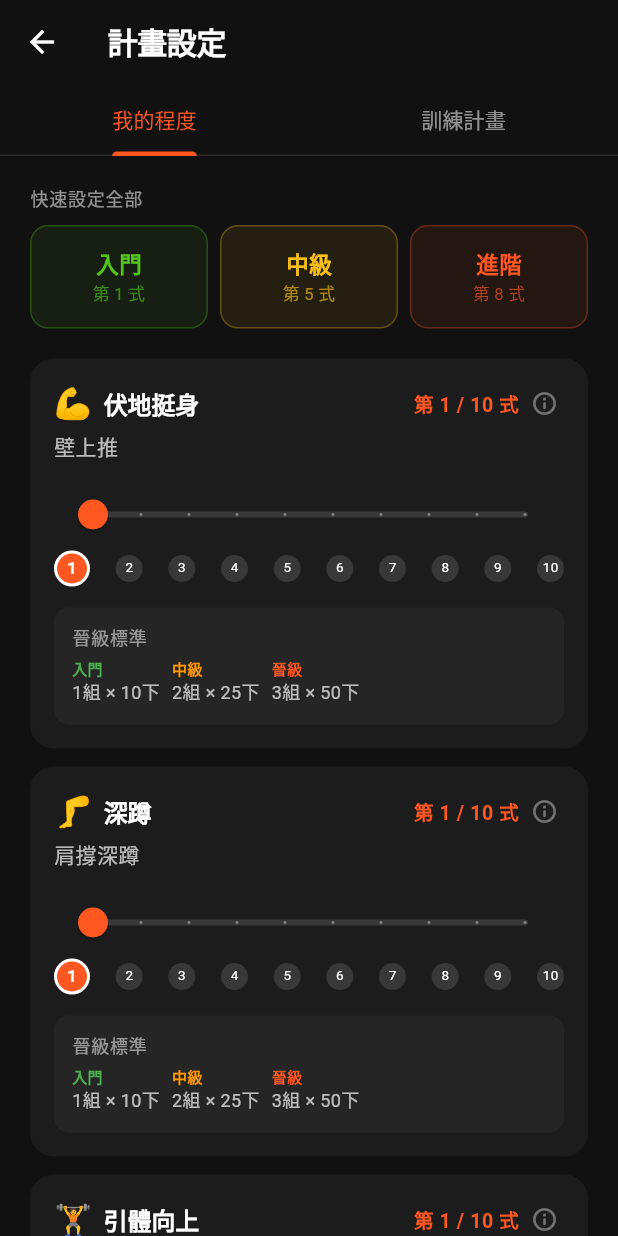
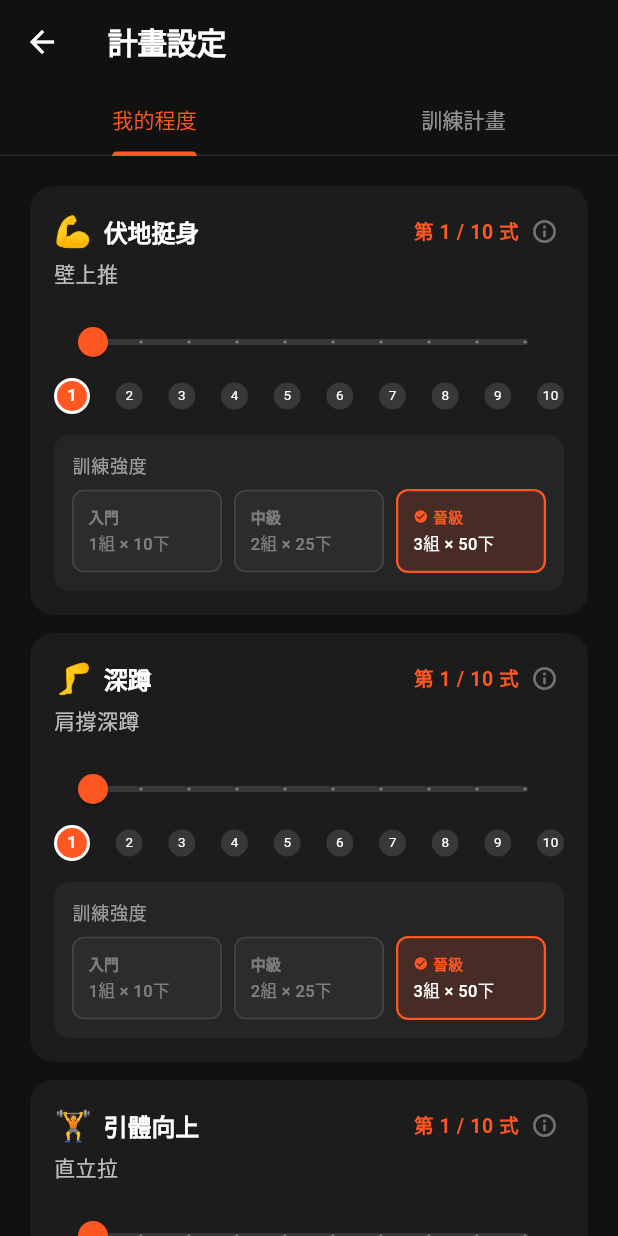
Before and after one commit to seasu/ConvictSix-Calisthenics-Tracker, a Flutter app: the ProgramSetupScreen screen opened directly, on a phone screen of 412 x 824 dp. Run offline on Flutter 3.47's test engine with Material 3 defaults, Android fonts, the phone set to English and light mode, and no system bars; our stand-ins replace flutter_riverpod, shared_preferences; accounts and stored records are empty.

Commit message:
Add per-exercise training intensity selector (入門/中級/晉級)
- UserProgression: add trainingLevels map, withTrainingLevel(),
  trainingLevelFor(); serialised as {typeName}_level keys
- ProgressionNotifier: add setTrainingLevel(), remove setAllSteps()
- program_setup: _ProgressionStandard becomes selectable ConsumerWidget;
  tapping a chip persists the chosen intensity; selected chip is
  highlighted with tier colour + checkmark
- workout: quick-add target highlight now reflects selected intensity

https://claude.ai/code/session_011ewWdb4xpSrYMBzKfdBqLT

```diff
--- a/lib/data/models/user_progression.dart
+++ b/lib/data/models/user_progression.dart
@@ -1,12 +1,20 @@
 import 'exercise.dart';
 
-/// Stores the user's current step (1–10) for each of the six exercises.
+/// Stores the user's current step (1–10) and training level (0–2) per exercise.
+/// Training level: 0 = 入門, 1 = 中級, 2 = 晉級
 class UserProgression {
-  const UserProgression({required this.currentSteps});
+  const UserProgression({
+    required this.currentSteps,
+    required this.trainingLevels,
+  });
 
   final Map<ExerciseType, int> currentSteps;
+  final Map<ExerciseType, int> trainingLevels;
 
   int stepFor(ExerciseType type) => currentSteps[type] ?? 1;
+
+  /// Returns 0 (入門), 1 (中級), or 2 (晉級). Defaults to 2.
+  int trainingLevelFor(ExerciseType type) => trainingLevels[type] ?? 2;
 
   UserProgression withStep(ExerciseType type, int step) {
     return UserProgression(
@@ -14,20 +22,39 @@ class UserProgression {
         ...currentSteps,
         type: step.clamp(1, 10),
       }),
+      trainingLevels: trainingLevels,
+    );
+  }
+
+  UserProgression withTrainingLevel(ExerciseType type, int level) {
+    return UserProgression(
+      currentSteps: currentSteps,
+      trainingLevels: Map.unmodifiable({
+        ...trainingLevels,
+        type: level.clamp(0, 2),
+      }),
     );
   }
 
   Map<String, dynamic> toJson() => {
         for (final entry in currentSteps.entries) entry.key.name: entry.value,
+        for (final entry in trainingLevels.entries)
+          '${entry.key.name}_level': entry.value,
       };
 
   factory UserProgression.fromJson(Map<String, dynamic> json) {
     final steps = <ExerciseType, int>{};
+    final levels = <ExerciseType, int>{};
     for (final type in ExerciseType.values) {
-      final raw = json[type.name];
-      steps[type] = (raw as int?)?.clamp(1, 10) ?? 1;
+      final rawStep = json[type.name];
+      steps[type] = (rawStep as int?)?.clamp(1, 10) ?? 1;
+      final rawLevel = json['${type.name}_level'];
+      levels[type] = (rawLevel as int?)?.clamp(0, 2) ?? 2;
     }
-    return UserProgression(currentSteps: Map.unmodifiable(steps));
+    return UserProgression(
+      currentSteps: Map.unmodifiable(steps),
+      trainingLevels: Map.unmodifiable(levels),
+    );
   }
 
   factory UserProgression.initial() {
@@ -35,6 +62,9 @@ class UserProgression {
       currentSteps: Map.unmodifiable({
         for (final type in ExerciseType.values) type: 1,
       }),
+      trainingLevels: Map.unmodifiable({
+        for (final type in ExerciseType.values) type: 2,
+      }),
     );
   }
 }
--- a/lib/data/providers/app_providers.dart
+++ b/lib/data/providers/app_providers.dart
@@ -41,12 +41,8 @@ class ProgressionNotifier extends Notifier<UserProgression> {
     await ref.read(progressionRepositoryProvider).saveProgression(state);
   }
 
-  Future<void> setAllSteps(int step) async {
-    var updated = state;
-    for (final type in ExerciseType.values) {
-      updated = updated.withStep(type, step);
-    }
-    state = updated;
+  Future<void> setTrainingLevel(ExerciseType type, int level) async {
+    state = state.withTrainingLevel(type, level);
     await ref.read(progressionRepositoryProvider).saveProgression(state);
   }
 }
--- a/lib/features/program_setup/program_setup_screen.dart
+++ b/lib/features/program_setup/program_setup_screen.dart
@@ -73,117 +73,13 @@ class _ProgressionTab extends ConsumerWidget {
 
     return ListView.separated(
       padding: const EdgeInsets.all(20),
-      itemCount: ExerciseType.values.length + 1,
+      itemCount: ExerciseType.values.length,
       separatorBuilder: (_, __) => const SizedBox(height: 12),
       itemBuilder: (context, index) {
-        if (index == 0) return const _TierQuickSet();
-        final type = ExerciseType.values[index - 1];
+        final type = ExerciseType.values[index];
         final currentStep = progression.stepFor(type);
         return _ExerciseStepCard(type: type, currentStep: currentStep);
       },
-    );
-  }
-}
-
-// ─── Tier quick-set ───────────────────────────────────────────────────────────
-
-class _TierQuickSet extends ConsumerWidget {
-  const _TierQuickSet();
-
-  @override
-  Widget build(BuildContext context, WidgetRef ref) {
-    final theme = Theme.of(context);
-    return Column(
-      crossAxisAlignment: CrossAxisAlignment.start,
-      children: [
-        Text(
-          '快速設定全部',
-          style:
-              theme.textTheme.labelMedium?.copyWith(color: Colors.white54),
-        ),
-        const SizedBox(height: 10),
-        const Row(
-          children: [
-            Expanded(
-              child: _TierButton(
-                label: '入門',
-                subtitle: '第 1 式',
-                step: 1,
-                color: kTierBeginner,
-              ),
-            ),
-            SizedBox(width: 8),
-            Expanded(
-              child: _TierButton(
-                label: '中級',
-                subtitle: '第 5 式',
-                step: 5,
-                color: kTierMid,
-              ),
-            ),
-            SizedBox(width: 8),
-            Expanded(
-              child: _TierButton(
-                label: '進階',
-                subtitle: '第 8 式',
-                step: 8,
-                color: kTierAdvanced,
-              ),
-            ),
-          ],
-        ),
-        const SizedBox(height: 8),
-      ],
-    );
-  }
-}
-
-class _TierButton extends ConsumerWidget {
-  const _TierButton({
-    required this.label,
-    required this.subtitle,
-    required this.step,
-    required this.color,
-  });
-
-  final String label;
-  final String subtitle;
-  final int step;
-  final Color color;
-
-  @override
-  Widget build(BuildContext context, WidgetRef ref) {
-    return GestureDetector(
-      onTap: () =>
-          ref.read(progressionProvider.notifier).setAllSteps(step),
-      child: Container(
-        padding: const EdgeInsets.symmetric(vertical: 14),
-        decoration: BoxDecoration(
-          color: color.withValues(alpha: 0.08),
-          borderRadius: BorderRadius.circular(12),
-          border: Border.all(color: color.withValues(alpha: 0.3)),
-        ),
-        child: Column(
-          children: [
-            Text(
-              label,
-              style: TextStyle(
-                fontSize: 15,
-                fontWeight: FontWeight.w700,
-                color: color,
-              ),
-            ),
-            const SizedBox(height: 2),
-            Text(
-              subtitle,
-              style: TextStyle(
-                fontSize: 11,
-                color: color.withValues(alpha: 0.65),
-              ),
-            ),
-          ],
-        ),
-      ),
     );
   }
 }
@@ -319,22 +215,29 @@ class _ExerciseStepCard extends ConsumerWidget {
             ),
           ),
           const SizedBox(height: 14),
-          // Progression target info
-          _ProgressionStandard(step: step),
+          // Training intensity selector
+          _ProgressionStandard(exerciseType: type, step: step),
         ],
       ),
     );
   }
 }
 
-class _ProgressionStandard extends StatelessWidget {
-  const _ProgressionStandard({required this.step});
+class _ProgressionStandard extends ConsumerWidget {
+  const _ProgressionStandard({
+    required this.exerciseType,
+    required this.step,
+  });
 
-  final dynamic step;
+  final ExerciseType exerciseType;
+  final ExerciseStep step;
 
   @override
-  Widget build(BuildContext context) {
+  Widget build(BuildContext context, WidgetRef ref) {
     final theme = Theme.of(context);
+    final currentLevel =
+        ref.watch(progressionProvider).trainingLevelFor(exerciseType);
+
     return Container(
       padding: const EdgeInsets.all(12),
       decoration: BoxDecoration(
@@ -345,25 +248,48 @@ class _ProgressionStandard extends StatelessWidget {
         crossAxisAlignment: CrossAxisAlignment.start,
         children: [
           Text(
-            '晉級標準',
+            '訓練強度',
             style: theme.textTheme.labelMedium
                 ?.copyWith(color: Colors.white54),
           ),
-          const SizedBox(height: 6),
+          const SizedBox(height: 8),
           Row(
             children: [
-              _StandardChip(
-                  label: '入門', value: step.beginner.display, color: Colors.green),
+              Expanded(
+                child: _StandardChip(
+                  label: '入門',
+                  value: step.beginner.display,
+                  color: kTierBeginner,
+                  selected: currentLevel == 0,
+                  onTap: () => ref
+                      .read(progressionProvider.notifier)
+                      .setTrainingLevel(exerciseType, 0),
+                ),
+              ),
               const SizedBox(width: 8),
-              _StandardChip(
+              Expanded(
+                child: _StandardChip(
                   label: '中級',
                   value: step.intermediate.display,
-                  color: Colors.orange),
+                  color: kTierMid,
+                  selected: currentLevel == 1,
+                  onTap: () => ref
+                      .read(progressionProvider.notifier)
+                      .setTrainingLevel(exerciseType, 1),
+                ),
+              ),
               const SizedBox(width: 8),
-              _StandardChip(
+              Expanded(
+                child: _StandardChip(
                   label: '晉級',
                   value: step.progression.display,
-                  color: theme.colorScheme.primary),
+                  color: kTierAdvanced,
+                  selected: currentLevel == 2,
+                  onTap: () => ref
+                      .read(progressionProvider.notifier)
+                      .setTrainingLevel(exerciseType, 2),
+                ),
+              ),
             ],
           ),
         ],
@@ -377,23 +303,65 @@ class _StandardChip extends StatelessWidget {
     required this.label,
     required this.value,
     required this.color,
+    required this.selected,
+    required this.onTap,
   });
 
   final String label;
   final String value;
   final Color color;
+  final bool selected;
+  final VoidCallback onTap;
 
   @override
   Widget build(BuildContext context) {
-    return Column(
-      crossAxisAlignment: CrossAxisAlignment.start,
-      children: [
-        Text(label,
-            style: TextStyle(
-                fontSize: 10, color: color, fontWeight: FontWeight.bold)),
-        Text(value,
-            style: const TextStyle(fontSize: 12, color: Colors.white70)),
-      ],
+    return GestureDetector(
+      onTap: onTap,
+      child: AnimatedContainer(
+        duration: const Duration(milliseconds: 150),
+        padding: const EdgeInsets.symmetric(vertical: 10, horizontal: 10),
+        decoration: BoxDecoration(
+          color: selected
+              ? color.withValues(alpha: 0.15)
+              : Colors.white.withValues(alpha: 0.03),
+          borderRadius: BorderRadius.circular(8),
+          border: Border.all(
+            color: selected ? color : Colors.white.withValues(alpha: 0.12),
+            width: selected ? 1.5 : 1,
+          ),
+        ),
+        child: Column(
+          crossAxisAlignment: CrossAxisAlignment.start,
+          children: [
+            Row(
+              mainAxisSize: MainAxisSize.min,
+              children: [
+                if (selected) ...[
+                  Icon(Icons.check_circle_rounded, size: 10, color: color),
+                  const SizedBox(width: 3),
+                ],
+                Text(
+                  label,
+                  style: TextStyle(
+                    fontSize: 10,
+                    fontWeight: FontWeight.w700,
+                    color: selected ? color : Colors.white38,
+                  ),
+                ),
+              ],
+            ),
+            const SizedBox(height: 3),
+            Text(
+              value,
+              style: TextStyle(
+                fontSize: 11,
+                fontWeight: FontWeight.w500,
+                color: selected ? Colors.white : Colors.white38,
+              ),
+            ),
+          ],
+        ),
+      ),
     );
   }
 }
--- a/lib/features/workout/workout_screen.dart
+++ b/lib/features/workout/workout_screen.dart
@@ -381,9 +381,16 @@ class _ExerciseBlockState extends ConsumerState<_ExerciseBlock> {
     final tierColor = stepTierColor(widget.currentStep);
     final quickValues = _isHoldStep ? _quickHolds : _quickReps;
     final unit = _isHoldStep ? '秒' : '下';
-    // Highlight the target rep/hold if it appears in quick values
+    // Highlight the target based on the selected training level
+    final trainingLevel =
+        ref.watch(progressionProvider).trainingLevelFor(widget.type);
+    final targetStandard = trainingLevel == 0
+        ? step.beginner
+        : trainingLevel == 1
+            ? step.intermediate
+            : step.progression;
     final targetValue =
-        _isHoldStep ? step.progression.holdSeconds : step.progression.reps;
+        _isHoldStep ? targetStandard.holdSeconds : targetStandard.reps;
 
     final imagePath =
         'assets/images/exercises/${exercise.type.name}_${widget.currentStep.toString().padLeft(2, '0')}.jpg';
```
